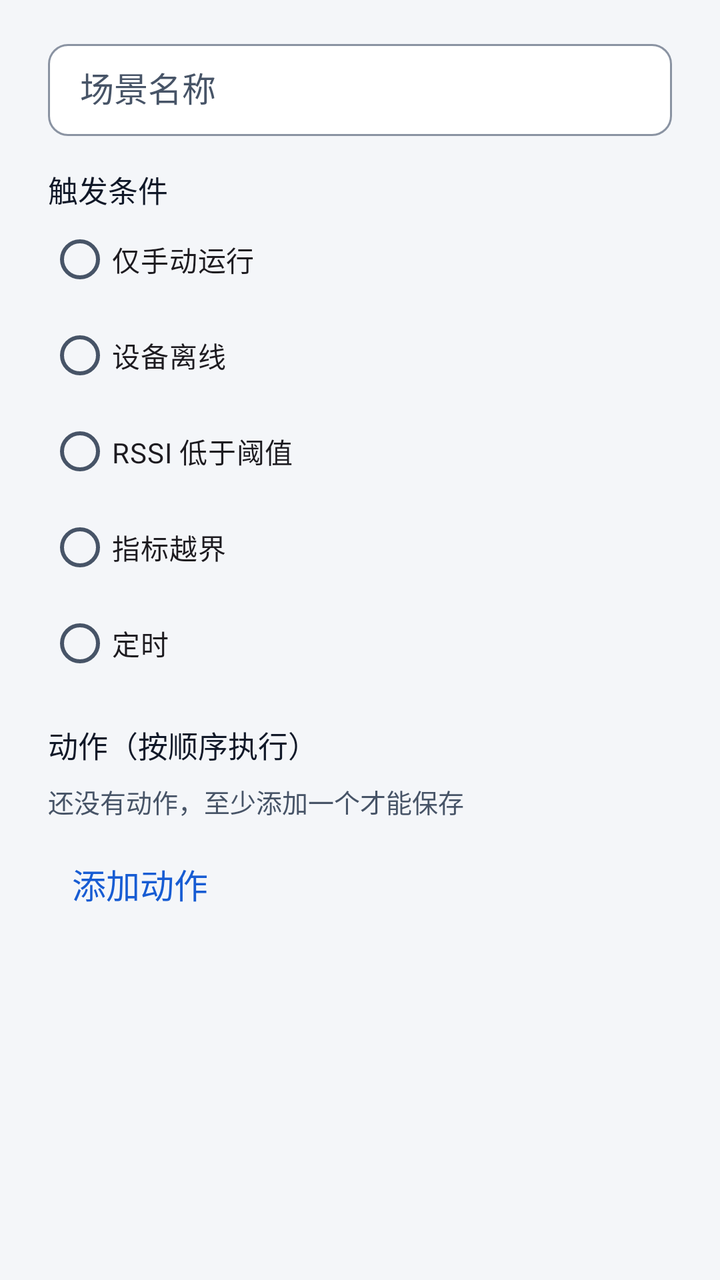
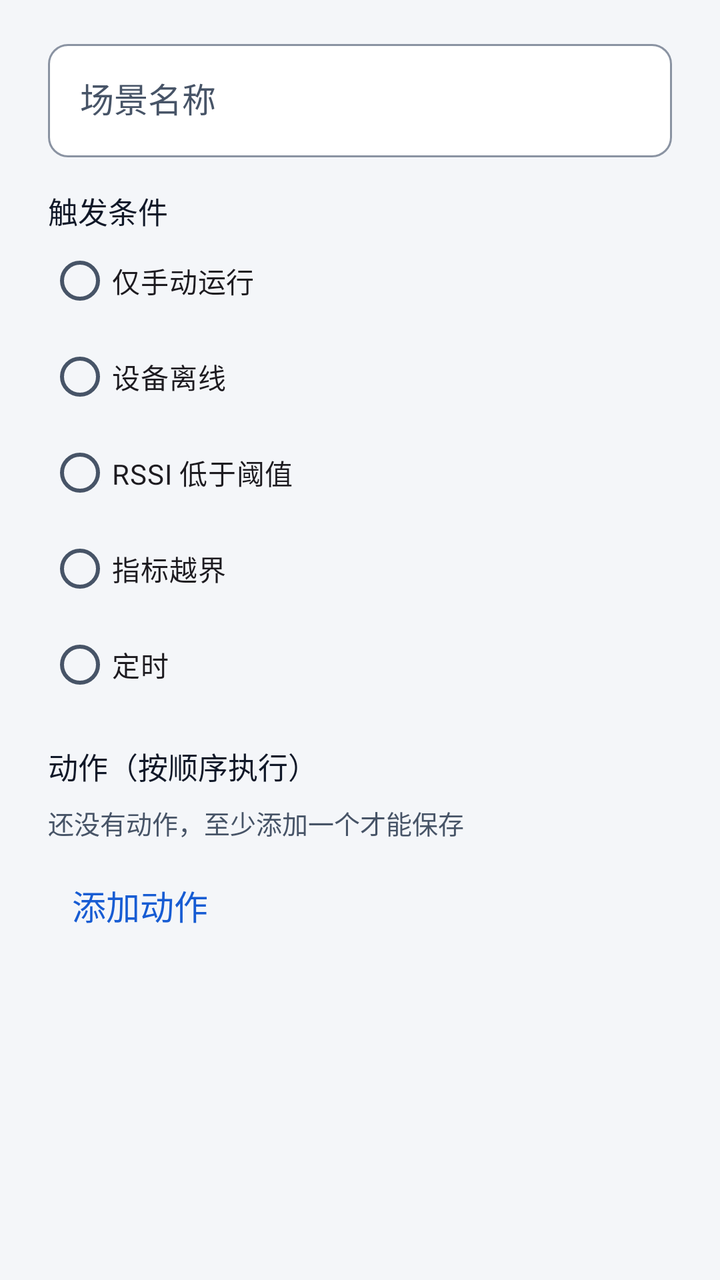

Before-and-after screenshots of an Android layout around one commit, followed by the original layout XML and the change that was made.
<!-- AndroidManifest.xml: application theme Theme.PKotlinApp -->
<!-- res/layout/dialog_scene_edit.xml -->
<?xml version="1.0" encoding="utf-8"?>
<LinearLayout xmlns:android="http://schemas.android.com/apk/res/android"
    xmlns:app="http://schemas.android.com/apk/res-auto"
    android:layout_width="match_parent"
    android:layout_height="wrap_content"
    android:orientation="vertical"
    android:paddingStart="@dimen/space_24"
    android:paddingTop="@dimen/space_16"
    android:paddingEnd="@dimen/space_24"
    android:paddingBottom="@dimen/space_8">

    <com.google.android.material.textfield.TextInputLayout
        android:id="@+id/sceneNameLayout"
        style="@style/Widget.App.TextInputLayout"
        android:layout_width="match_parent"
        android:layout_height="@dimen/input_h"
        android:hint="@string/scene_name_hint"
        app:boxBackgroundMode="outline">

        <com.google.android.material.textfield.TextInputEditText
            android:id="@+id/sceneNameInput"
            android:layout_width="match_parent"
            android:layout_height="match_parent"
            android:inputType="text"
            android:maxLines="1"
            android:textAppearance="@style/TextAppearance.App.Body" />
    </com.google.android.material.textfield.TextInputLayout>

    <TextView
        style="@style/Widget.App.TextView"
        android:layout_width="match_parent"
        android:layout_height="wrap_content"
        android:layout_marginTop="@dimen/space_16"
        android:text="@string/scene_trigger_title"
        android:textAppearance="@style/TextAppearance.App.Callout" />

    <RadioGroup
        android:id="@+id/triggerGroup"
        android:layout_width="match_parent"
        android:layout_height="wrap_content"
        android:orientation="vertical">

        <RadioButton
            android:id="@+id/triggerManual"
            android:layout_width="match_parent"
            android:layout_height="@dimen/touch_min"
            android:text="@string/scene_trigger_manual" />

        <RadioButton
            android:id="@+id/triggerDisconnected"
            android:layout_width="match_parent"
            android:layout_height="@dimen/touch_min"
            android:text="@string/scene_trigger_disconnected" />

        <RadioButton
            android:id="@+id/triggerLowRssi"
            android:layout_width="match_parent"
            android:layout_height="@dimen/touch_min"
            android:text="@string/scene_trigger_low_rssi" />

        <RadioButton
            android:id="@+id/triggerMetric"
            android:layout_width="match_parent"
            android:layout_height="@dimen/touch_min"
            android:text="@string/scene_trigger_metric" />

        <RadioButton
            android:id="@+id/triggerSchedule"
            android:layout_width="match_parent"
            android:layout_height="@dimen/touch_min"
            android:text="@string/scene_trigger_schedule" />
    </RadioGroup>

    <com.google.android.material.textfield.TextInputLayout
        android:id="@+id/rssiThresholdLayout"
        style="@style/Widget.App.TextInputLayout"
        android:layout_width="match_parent"
        android:layout_height="@dimen/input_h"
        android:hint="@string/scene_trigger_rssi_hint"
        android:visibility="gone"
        app:boxBackgroundMode="outline">

        <com.google.android.material.textfield.TextInputEditText
            android:id="@+id/rssiThresholdInput"
            android:layout_width="match_parent"
            android:layout_height="match_parent"
            android:inputType="numberSigned"
            android:maxLines="1"
            android:textAppearance="@style/TextAppearance.App.Body" />
    </com.google.android.material.textfield.TextInputLayout>

    <LinearLayout
        android:id="@+id/metricTriggerFields"
        android:layout_width="match_parent"
        android:layout_height="wrap_content"
        android:orientation="vertical"
        android:visibility="gone">

        <Spinner
            android:id="@+id/triggerMetricSpinner"
            android:layout_width="match_parent"
            android:layout_height="@dimen/touch_min" />

        <LinearLayout
            android:layout_width="match_parent"
            android:layout_height="wrap_content"
            android:orientation="horizontal">

            <Spinner
                android:id="@+id/triggerComparatorSpinner"
                android:layout_width="0dp"
                android:layout_height="@dimen/touch_min"
                android:layout_weight="1" />

            <com.google.android.material.textfield.TextInputLayout
                android:id="@+id/triggerMetricThresholdLayout"
                style="@style/Widget.App.TextInputLayout"
                android:layout_width="0dp"
                android:layout_height="@dimen/input_h"
                android:layout_marginStart="@dimen/space_8"
                android:layout_weight="1"
                android:hint="@string/rule_threshold_hint"
                app:boxBackgroundMode="outline">

                <com.google.android.material.textfield.TextInputEditText
                    android:id="@+id/triggerMetricThresholdInput"
                    android:layout_width="match_parent"
                    android:layout_height="match_parent"
                    android:inputType="numberDecimal|numberSigned"
                    android:maxLines="1"
                    android:textAppearance="@style/TextAppearance.App.Body" />
            </com.google.android.material.textfield.TextInputLayout>
        </LinearLayout>

        <com.google.android.material.textfield.TextInputLayout
            android:id="@+id/triggerConsecutiveLayout"
            style="@style/Widget.App.TextInputLayout"
            android:layout_width="match_parent"
            android:layout_height="@dimen/input_h"
            android:hint="@string/scene_trigger_consecutive_hint"
            app:boxBackgroundMode="outline">

            <com.google.android.material.textfield.TextInputEditText
                android:id="@+id/triggerConsecutiveInput"
                android:layout_width="match_parent"
                android:layout_height="match_parent"
                android:inputType="number"
                android:maxLines="1"
                android:textAppearance="@style/TextAppearance.App.Body" />
        </com.google.android.material.textfield.TextInputLayout>
    </LinearLayout>

    <LinearLayout
        android:id="@+id/scheduleTriggerFields"
        android:layout_width="match_parent"
        android:layout_height="wrap_content"
        android:orientation="vertical"
        android:visibility="gone">

        <TextView
            style="@style/Widget.App.TextView"
            android:layout_width="match_parent"
            android:layout_height="wrap_content"
            android:text="@string/scene_trigger_interval"
            android:textAppearance="@style/TextAppearance.App.Caption" />

        <Spinner
            android:id="@+id/triggerIntervalSpinner"
            android:layout_width="match_parent"
            android:layout_height="@dimen/touch_min" />
    </LinearLayout>

    <TextView
        style="@style/Widget.App.TextView"
        android:layout_width="match_parent"
        android:layout_height="wrap_content"
        android:layout_marginTop="@dimen/space_16"
        android:text="@string/scene_actions_title"
        android:textAppearance="@style/TextAppearance.App.Callout" />

    <LinearLayout
        android:id="@+id/actionContainer"
        android:layout_width="match_parent"
        android:layout_height="wrap_content"
        android:orientation="vertical" />

    <TextView
        android:id="@+id/actionEmpty"
        style="@style/Widget.App.TextView"
        android:layout_width="match_parent"
        android:layout_height="wrap_content"
        android:paddingVertical="@dimen/space_8"
        android:text="@string/scene_actions_empty"
        android:textAppearance="@style/TextAppearance.App.Caption" />

    <com.google.android.material.button.MaterialButton
        android:id="@+id/addActionButton"
        style="@style/Widget.App.Button.Text"
        android:layout_width="wrap_content"
        android:layout_height="wrap_content"
        android:text="@string/scene_action_add" />

    <TextView
        android:id="@+id/sceneError"
        style="@style/Widget.App.TextView"
        android:layout_width="match_parent"
        android:layout_height="wrap_content"
        android:textAppearance="@style/TextAppearance.App.Caption"
        android:textColor="@color/danger"
        android:visibility="gone" />
</LinearLayout>
<!-- resources referenced by this layout -->
<resources>
  <color name="danger">#B42318</color>
  <dimen name="input_h">52dp</dimen>
  <dimen name="space_16">16dp</dimen>
  <dimen name="space_24">24dp</dimen>
  <dimen name="space_8">8dp</dimen>
  <dimen name="touch_min">48dp</dimen>
  <string name="rule_threshold_hint">RSSI 阈值（-100 ~ 0）</string>
  <string name="scene_action_add">添加动作</string>
  <string name="scene_actions_empty">还没有动作，至少添加一个才能保存</string>
  <string name="scene_actions_title">动作（按顺序执行）</string>
  <string name="scene_name_hint">场景名称</string>
  <string name="scene_trigger_consecutive_hint">连续满足条数（1–5）</string>
  <string name="scene_trigger_disconnected">设备离线</string>
  <string name="scene_trigger_interval">执行间隔</string>
  <string name="scene_trigger_low_rssi">RSSI 低于阈值</string>
  <string name="scene_trigger_manual">仅手动运行</string>
  <string name="scene_trigger_metric">指标越界</string>
  <string name="scene_trigger_rssi_hint">RSSI 阈值（-100 ~ 0）</string>
  <string name="scene_trigger_schedule">定时</string>
  <string name="scene_trigger_title">触发条件</string>
  <style name="TextAppearance.App.Body" parent="@android:style/TextAppearance">
          <item name="android:textSize">17sp</item>
          <item name="android:textColor">@color/text_primary</item>
          <item name="android:fontFamily">sans-serif</item>
          <item name="android:lineSpacingExtra">7dp</item>
          <item name="android:lineSpacingMultiplier">1.0</item>
      </style>
  <style name="TextAppearance.App.Callout" parent="@android:style/TextAppearance">
          <item name="android:textSize">15sp</item>
          <item name="android:textColor">@color/text_primary</item>
          <item name="android:fontFamily">sans-serif-medium</item>
          <item name="android:lineSpacingExtra">6dp</item>
          <item name="android:lineSpacingMultiplier">1.0</item>
      </style>
  <style name="TextAppearance.App.Caption" parent="@android:style/TextAppearance">
          <item name="android:textSize">13sp</item>
          <item name="android:textColor">@color/text_secondary</item>
          <item name="android:fontFamily">sans-serif</item>
          <item name="android:lineSpacingExtra">5dp</item>
          <item name="android:lineSpacingMultiplier">1.0</item>
      </style>
  <style name="Widget.App.TextView" parent="android:Widget.TextView">
          <item name="android:includeFontPadding">false</item>
          <item name="android:breakStrategy">high_quality</item>
          <item name="android:hyphenationFrequency">none</item>
      </style>
  <color name="text_primary">#101828</color>
  <color name="text_secondary">#475467</color>
  <dimen name="button_h">48dp</dimen>
  <style name="TextAppearance.App.Button" parent="@style/TextAppearance.App.Body">
          <item name="android:fontFamily">sans-serif-medium</item>
          <item name="android:lineSpacingExtra">0dp</item>
      </style>
  <color name="overlay_pressed">#0F101828</color>
  <color name="surface">#FFFFFF</color>
  <dimen name="stroke_1">1dp</dimen>
  <dimen name="stroke_2">2dp</dimen>
  <dimen name="radius_10">10dp</dimen>
  <color name="canvas">#F4F6F9</color>
  <color name="primary">#175CD3</color>
  <color name="on_primary">#FFFFFF</color>
  <color name="chart_band">#E8EFFB</color>
  <color name="primary_text">#175CD3</color>
  <color name="surface_sunken">#EEF1F5</color>
  <color name="border">#D0D5DD</color>
  <color name="danger_bg">#FEF3F2</color>
  <color name="text_tertiary">#5F6A7D</color>
  <dimen name="radius_12">12dp</dimen>
  <color name="border_strong">#8A93A2</color>
  <color name="divider">#E4E7EC</color>
  <dimen name="elevation_0">0dp</dimen>
  <dimen name="chip_h">32dp</dimen>
  <dimen name="radius_pill">999dp</dimen>
  <!-- unchanged entries left out for length: 7 -->
</resources>

<!-- the commit's change to res/layout/dialog_scene_edit.xml (unified diff, before → after) -->
@@ -13,7 +13,7 @@
         android:id="@+id/sceneNameLayout"
         style="@style/Widget.App.TextInputLayout"
         android:layout_width="match_parent"
-        android:layout_height="@dimen/input_h"
+        android:layout_height="wrap_content"
         android:hint="@string/scene_name_hint"
         app:boxBackgroundMode="outline">
 
@@ -75,7 +75,7 @@
         android:id="@+id/rssiThresholdLayout"
         style="@style/Widget.App.TextInputLayout"
         android:layout_width="match_parent"
-        android:layout_height="@dimen/input_h"
+        android:layout_height="wrap_content"
         android:hint="@string/scene_trigger_rssi_hint"
         android:visibility="gone"
         app:boxBackgroundMode="outline">
@@ -116,7 +116,7 @@
                 android:id="@+id/triggerMetricThresholdLayout"
                 style="@style/Widget.App.TextInputLayout"
                 android:layout_width="0dp"
-                android:layout_height="@dimen/input_h"
+                android:layout_height="wrap_content"
                 android:layout_marginStart="@dimen/space_8"
                 android:layout_weight="1"
                 android:hint="@string/rule_threshold_hint"
@@ -136,7 +136,7 @@
             android:id="@+id/triggerConsecutiveLayout"
             style="@style/Widget.App.TextInputLayout"
             android:layout_width="match_parent"
-            android:layout_height="@dimen/input_h"
+            android:layout_height="wrap_content"
             android:hint="@string/scene_trigger_consecutive_hint"
             app:boxBackgroundMode="outline">
 
<!-- resource entries referenced after the edit -->
@@ -1,7 +1,6 @@
 <!-- resources referenced by this layout -->
 <resources>
   <color name="danger">#B42318</color>
-  <dimen name="input_h">52dp</dimen>
   <dimen name="space_16">16dp</dimen>
   <dimen name="space_24">24dp</dimen>
   <dimen name="space_8">8dp</dimen>
